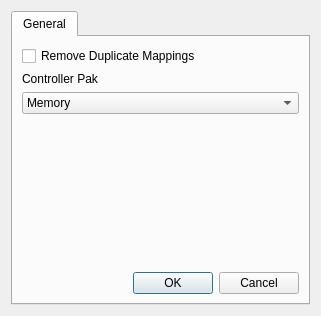
Old version of the form Source/RMG-Input/UserInterface/OptionsDialog.ui in the repository Rosalie241/RMG.
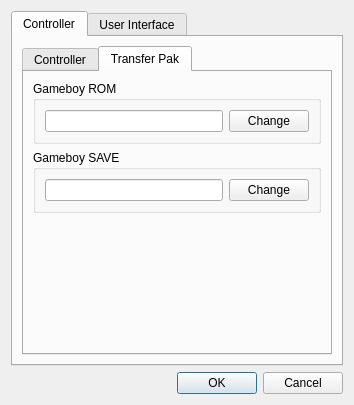
New version of the form. The open tabs and pages were chosen to show the change.

Commit message: RMG-Input: add transfer pak support

Patch:
```diff
--- a/Source/RMG-Input/UserInterface/OptionsDialog.ui
+++ b/Source/RMG-Input/UserInterface/OptionsDialog.ui
@@ -6,8 +6,8 @@
    <rect>
     <x>0</x>
     <y>0</y>
-    <width>321</width>
-    <height>316</height>
+    <width>354</width>
+    <height>405</height>
    </rect>
   </property>
   <property name="windowTitle">
@@ -21,16 +21,21 @@
      </property>
      <widget class="QWidget" name="tab">
       <attribute name="title">
-       <string>General</string>
+       <string>Controller</string>
       </attribute>
       <layout class="QVBoxLayout" name="verticalLayout_2">
        <item>
-        <widget class="QCheckBox" name="removeDuplicateMappingsCheckbox">
-         <property name="text">
-          <string>Remove Duplicate Mappings</string>
+        <widget class="QTabWidget" name="tabWidget_2">
+         <property name="currentIndex">
+          <number>0</number>
          </property>
-        </widget>
-       </item>
+         <widget class="QWidget" name="tab_2">
+          <attribute name="title">
+           <string>Controller</string>
+          </attribute>
+          <layout class="QVBoxLayout" name="verticalLayout_4">
+           <item>
+            <layout class="QHBoxLayout" name="horizontalLayout">
        <item>
         <widget class="QLabel" name="label">
          <property name="text">
@@ -50,6 +55,11 @@
            <string>Rumble</string>
           </property>
          </item>
+               <item>
+                <property name="text">
+                 <string>Transfer</string>
+                </property>
+               </item>
          <item>
           <property name="text">
            <string>None</string>
@@ -57,6 +67,8 @@
          </item>
         </widget>
        </item>
+            </layout>
+           </item>
        <item>
         <spacer name="verticalSpacer">
          <property name="orientation">
@@ -65,10 +77,103 @@
          <property name="sizeHint" stdset="0">
           <size>
            <width>20</width>
-           <height>122</height>
+               <height>212</height>
           </size>
          </property>
         </spacer>
+           </item>
+          </layout>
+         </widget>
+         <widget class="QWidget" name="tab_3">
+          <attribute name="title">
+           <string>Transfer Pak</string>
+          </attribute>
+          <layout class="QVBoxLayout" name="verticalLayout_5">
+           <item>
+            <widget class="QGroupBox" name="groupBox">
+             <property name="title">
+              <string>Gameboy ROM</string>
+             </property>
+             <layout class="QHBoxLayout" name="horizontalLayout_2">
+              <item>
+               <widget class="QLineEdit" name="gameboyRomLineEdit"/>
+              </item>
+              <item>
+               <widget class="QPushButton" name="changeGameboyRomButton">
+                <property name="text">
+                 <string>Change</string>
+                </property>
+               </widget>
+              </item>
+             </layout>
+            </widget>
+           </item>
+           <item>
+            <widget class="QGroupBox" name="groupBox_2">
+             <property name="title">
+              <string>Gameboy SAVE</string>
+             </property>
+             <layout class="QHBoxLayout" name="horizontalLayout_3">
+              <item>
+               <widget class="QLineEdit" name="gameboySaveLineEdit"/>
+              </item>
+              <item>
+               <widget class="QPushButton" name="changeGameboySaveButton">
+                <property name="text">
+                 <string>Change</string>
+                </property>
+               </widget>
+              </item>
+             </layout>
+            </widget>
+           </item>
+           <item>
+            <spacer name="verticalSpacer_3">
+             <property name="orientation">
+              <enum>Qt::Vertical</enum>
+             </property>
+             <property name="sizeHint" stdset="0">
+              <size>
+               <width>20</width>
+               <height>40</height>
+              </size>
+             </property>
+            </spacer>
+           </item>
+          </layout>
+         </widget>
+        </widget>
+       </item>
+      </layout>
+     </widget>
+     <widget class="QWidget" name="userInterfaceTab">
+      <attribute name="title">
+       <string>User Interface</string>
+      </attribute>
+      <layout class="QVBoxLayout" name="verticalLayout_3">
+       <item>
+        <widget class="QCheckBox" name="removeDuplicateMappingsCheckbox">
+         <property name="text">
+          <string>Remove Duplicate Mappings</string>
+         </property>
+        </widget>
+       </item>
+       <item>
+        <spacer name="verticalSpacer_2">
+         <property name="orientation">
+          <enum>Qt::Vertical</enum>
+         </property>
+         <property name="sizeHint" stdset="0">
+          <size>
+           <width>20</width>
+           <height>40</height>
+          </size>
+         </property>
+        </spacer>
+       </item>
+      </layout>
+     </widget>
+    </widget>
        </item>
        <item>
         <widget class="QDialogButtonBox" name="buttonBox">
@@ -78,10 +183,6 @@
          <property name="standardButtons">
           <set>QDialogButtonBox::Cancel|QDialogButtonBox::Ok</set>
          </property>
-        </widget>
-       </item>
-      </layout>
-     </widget>
     </widget>
    </item>
   </layout>
```
Lines whose indentation alone changed are shown as unchanged. The commit also changes 6 other files.
